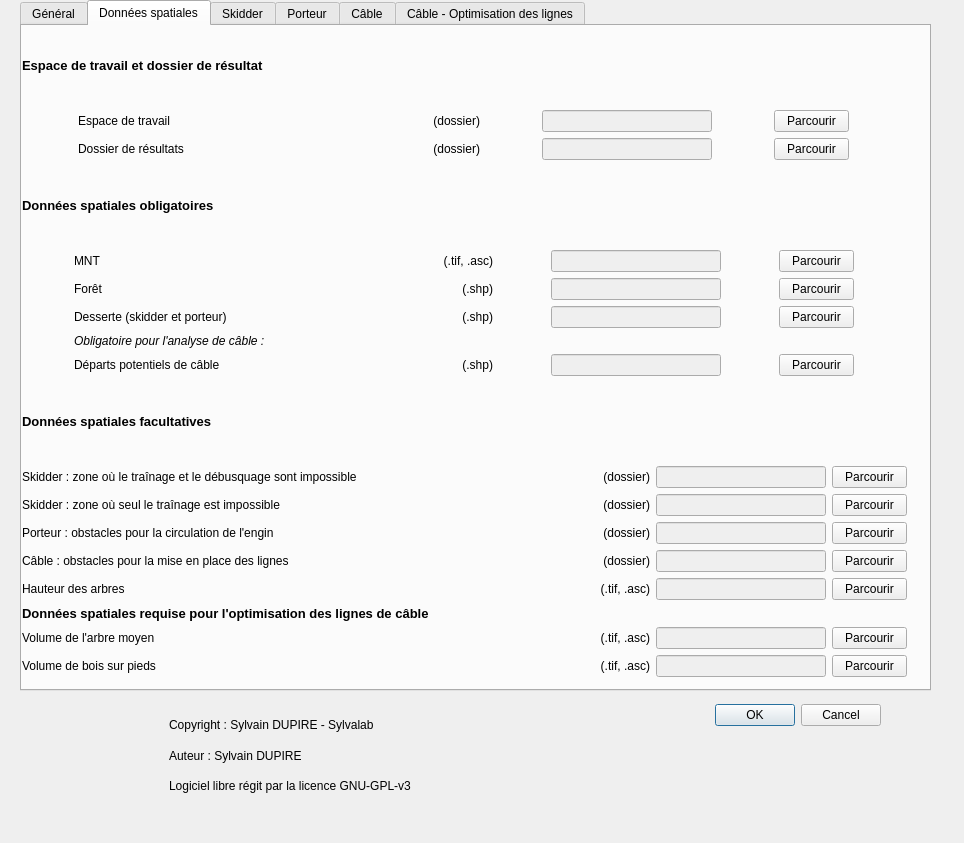
Before: the Qt Designer form sylvaccess_plugin/sylvaccess_plugin_dialog_base.ui in Tijjat/Sylvaccess_qgis_plugin, drawn with Qt 5.
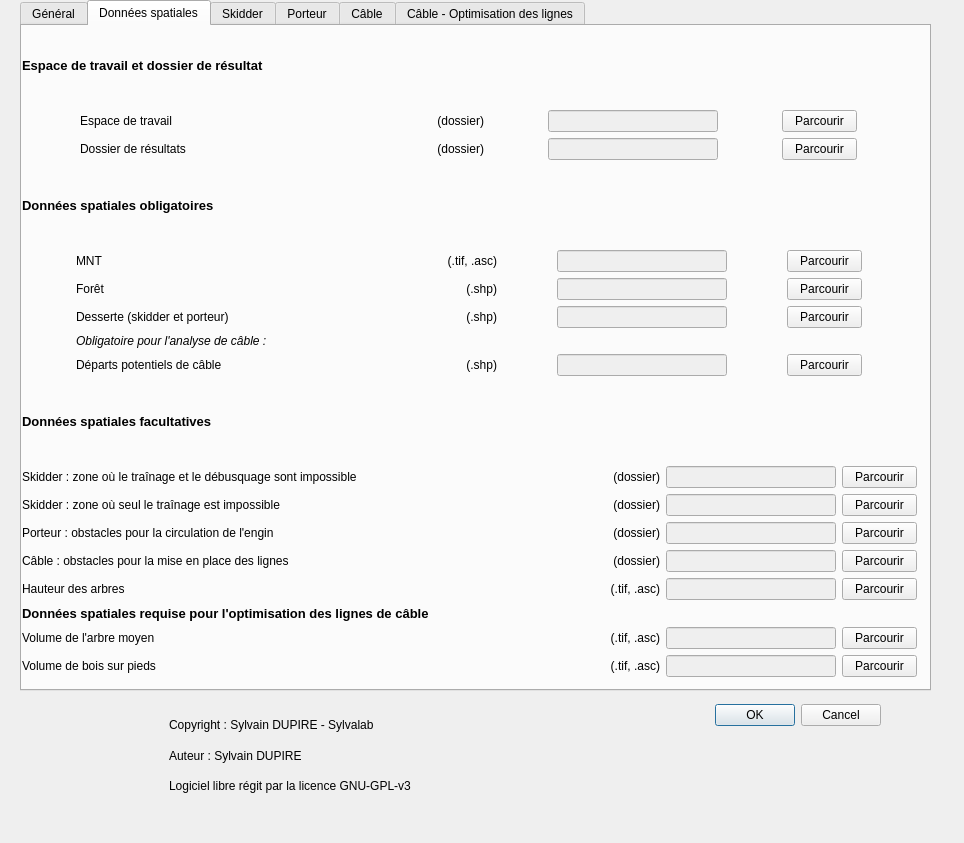
After: the same form once the commit is applied. The open tabs and pages were chosen to show the change. Icons and pictures are not drawn.

```diff
--- a/sylvaccess_plugin/sylvaccess_plugin_dialog_base.ui
+++ b/sylvaccess_plugin/sylvaccess_plugin_dialog_base.ui
@@ -253,7 +253,7 @@
       <rect>
        <x>0</x>
        <y>0</y>
-       <width>885</width>
+       <width>895</width>
        <height>651</height>
       </rect>
      </property>
```
